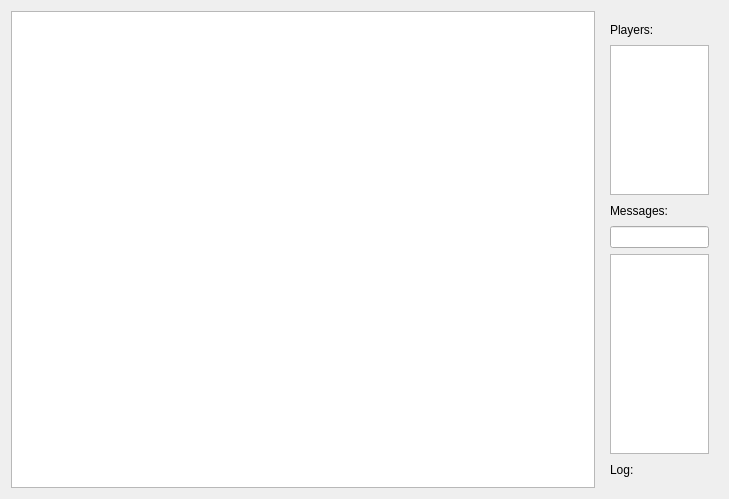
Old version of the form src/GameWidget.ui in the repository wimleers/DistributedManyInARow.
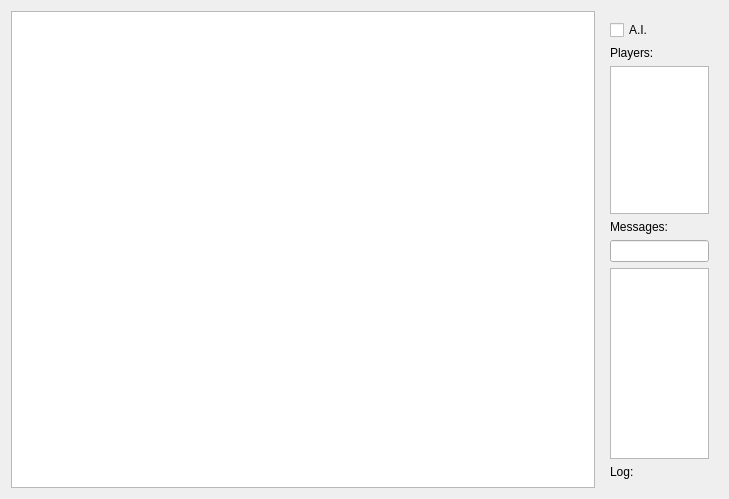
New version of the form.

Commit message: added gui usage of ai

```diff
--- a/src/GameWidget.ui
+++ b/src/GameWidget.ui
@@ -41,6 +41,13 @@
         </sizepolicy>
        </property>
        <layout class="QVBoxLayout" name="verticalLayout">
+        <item>
+         <widget class="QCheckBox" name="aiCheckBox">
+          <property name="text">
+           <string>A.I.</string>
+          </property>
+         </widget>
+        </item>
         <item>
          <widget class="QLabel" name="label_5">
           <property name="sizePolicy">
```
The commit also changes 3 other files.
